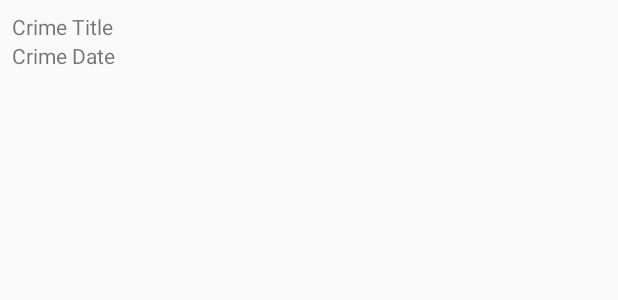
After one commit to chalypeng/AndroidDev, an Android app: the layout list_item_crime.xml on its own in the app's theme, with its tools: preview values and no code run, on a phone screen of 412 x 824 dp. The commit adds this screen. Shown: the top 300 px of the screen. Run offline under Robolectric (Android 15) with nearby library versions, the phone set to English and light mode, and no system bars.

Commit message:
Chap8 done.

```diff
--- a/CriminalIntent/app/build.gradle
+++ b/CriminalIntent/app/build.gradle
@@ -20,11 +20,12 @@ android {
 }
 
 dependencies {
-    compile fileTree(dir: 'libs', include: ['*.jar'])
+    compile fileTree(include: ['*.jar'], dir: 'libs')
     androidTestCompile('com.android.support.test.espresso:espresso-core:2.2.2', {
         exclude group: 'com.android.support', module: 'support-annotations'
     })
     compile 'com.android.support:appcompat-v7:25.3.1'
     compile 'com.android.support.constraint:constraint-layout:1.0.2'
     testCompile 'junit:junit:4.12'
+    compile 'com.android.support:recyclerview-v7:25.3.1'
 }
--- a/CriminalIntent/app/src/main/AndroidManifest.xml
+++ b/CriminalIntent/app/src/main/AndroidManifest.xml
@@ -9,13 +9,15 @@
         android:roundIcon="@mipmap/ic_launcher_round"
         android:supportsRtl="true"
         android:theme="@style/AppTheme">
-        <activity android:name=".CrimeActivity">
+        <activity android:name=".CrimeListActivity">
             <intent-filter>
                 <action android:name="android.intent.action.MAIN"/>
 
                 <category android:name="android.intent.category.LAUNCHER"/>
             </intent-filter>
         </activity>
+        <activity android:name=".CrimeActivity">
+        </activity>
     </application>
 
 </manifest>
--- /dev/null
+++ b/CriminalIntent/app/src/main/res/layout/list_item_crime.xml
@@ -0,0 +1,19 @@
+<?xml version="1.0" encoding="utf-8"?>
+<LinearLayout xmlns:android="http://schemas.android.com/apk/res/android"
+              android:layout_width="match_parent"
+              android:layout_height="wrap_content"
+              android:orientation="vertical"
+              android:padding="8dp">
+    <TextView
+        android:id="@+id/crime_title"
+        android:layout_width="match_parent"
+        android:layout_height="wrap_content"
+        android:text="Crime Title"/>
+
+    <TextView
+        android:id="@+id/crime_date"
+        android:layout_width="match_parent"
+        android:layout_height="wrap_content"
+        android:text="Crime Date"/>
+
+</LinearLayout>
```
Also changed, not shown: CriminalIntent/app/src/main/java/xyz/toor/criminalintent/CrimeActivity.java (+3 -17 lines), CriminalIntent/app/src/main/java/xyz/toor/criminalintent/CrimeLab.java (added, +47 -0 lines), CriminalIntent/app/src/main/java/xyz/toor/criminalintent/CrimeListActivity.java (added, +14 -0 lines), CriminalIntent/app/src/main/java/xyz/toor/criminalintent/CrimeListFragment.java (added, +92 -0 lines), CriminalIntent/app/src/main/java/xyz/toor/criminalintent/SingleFragmentActivity.java (added, +30 -0 lines), CriminalIntent/app/src/main/res/layout/fragment_crime_list.xml (added, +8 -0 lines), CriminalIntent/app/src/main/res/layout/activity_fragment.xml (renamed from CriminalIntent/app/src/main/res/layout/activity_crime.xml).
